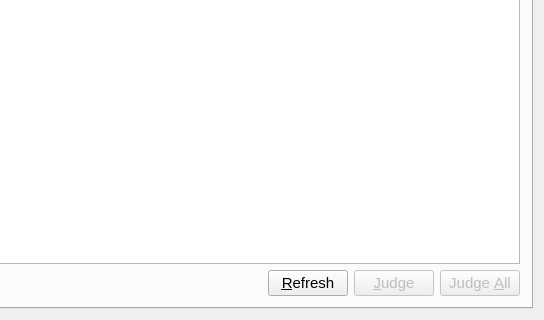
First picture: the form in forms_unix/lemon.ui, repository Dust1404/Project_LemonPlus, before the edit; both pictures show x 181 to 725 and y 190 to 510 of the 725 by 510 pixel window.
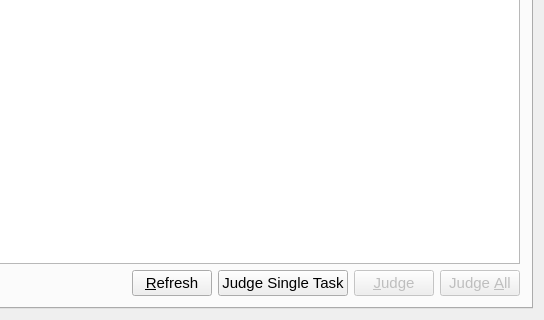
Second picture: the form after the edit. The open tabs and pages were chosen to show the change. Icons and pictures are not drawn. Custom widgets are drawn as their Qt base class.

```diff
--- a/forms_unix/lemon.ui
+++ b/forms_unix/lemon.ui
@@ -189,6 +189,13 @@
             </property>
            </widget>
           </item>
+          <item>
+           <widget class="QPushButton" name="judgeSingleTaskButton">
+            <property name="text">
+             <string>Judge Single Task</string>
+            </property>
+           </widget>
+          </item>
           <item>
            <widget class="QPushButton" name="judgeButton">
             <property name="enabled">
```
Left out of the diff: 20 changed lines with no effect on the pictures.
